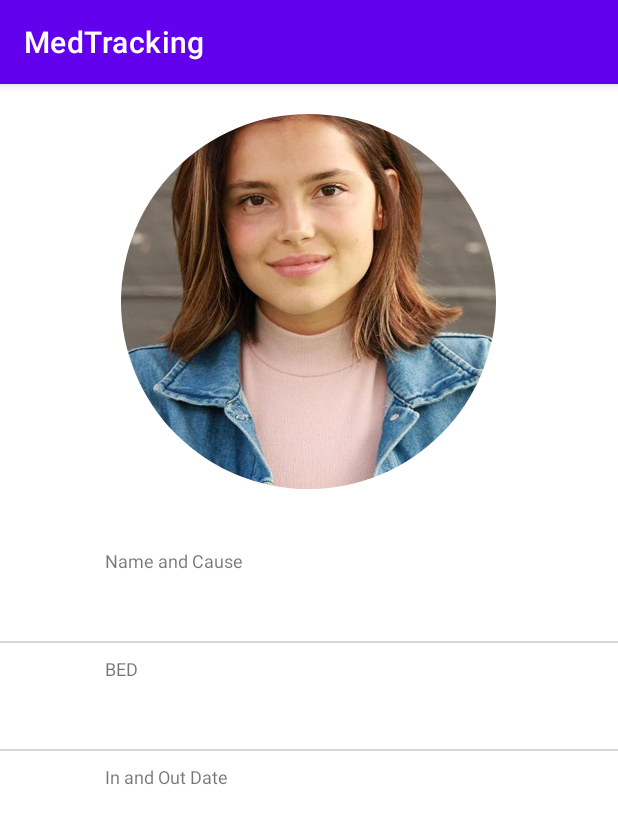
After one commit to coutooo/MedTracking, an Android app: the TarefaActivity screen opened directly, with no data from a screen before it, on a phone screen of 412 x 824 dp. The commit adds this screen. Shown: the top 824 px of the screen. Run offline under Robolectric (Android 15) with nearby library versions, the phone set to English and light mode, and no system bars; our stand-ins replace CircleImageView.

Commit message:
beds and pacients

```diff
--- a/phone/app/src/main/AndroidManifest.xml
+++ b/phone/app/src/main/AndroidManifest.xml
@@ -27,6 +27,12 @@
             android:name=".User.AllCategories"
             android:exported="false" />
         <activity
+            android:name=".User.BedsActivity"
+            android:exported="false" />
+        <activity
+            android:name=".User.TarefaActivity"
+            android:exported="false" />
+        <activity
             android:name=".MainActivity"
             android:exported="true">
             <intent-filter>
--- /dev/null
+++ b/phone/app/src/main/java/com/example/medtracking/User/TarefaActivity.java
@@ -0,0 +1,40 @@
+package com.example.medtracking.User;
+
+import android.content.Intent;
+import android.os.Bundle;
+
+import androidx.annotation.Nullable;
+import androidx.appcompat.app.AppCompatActivity;
+
+import com.example.medtracking.R;
+import com.example.medtracking.databinding.ActivityTarefasBinding;
+
+public class TarefaActivity extends AppCompatActivity {
+
+    ActivityTarefasBinding binding;
+
+    @Override
+    protected void onCreate(@Nullable Bundle savedInstanceState) {
+        super.onCreate(savedInstanceState);
+        binding = ActivityTarefasBinding.inflate(getLayoutInflater());
+        setContentView(binding.getRoot());
+
+        Intent intent = this.getIntent();
+
+        if (intent != null)
+        {
+            String bed = intent.getStringExtra("bed");
+            String nameAndCause = intent.getStringExtra("nameAndCause");
+            int imageId = intent.getIntExtra("imageid", R.drawable.indenavarrete);
+            String inAndout = intent.getStringExtra("inAndOut");
+
+            binding.bedN.setText(bed);
+            binding.nameAndCause.setText(nameAndCause);
+            binding.profileImage.setImageResource(imageId);
+            binding.inAndOut.setText(inAndout);
+
+
+
+        }
+    }
+}
--- a/phone/app/src/main/res/layout/activity_all_categories.xml
+++ b/phone/app/src/main/res/layout/activity_all_categories.xml
@@ -106,7 +106,7 @@
                     android:layout_height="wrap_content"
                     android:layout_alignParentRight="true"
                     android:padding="25dp"
-                    android:text="@string/medicamentos"
+                    android:text="@string/pacients"
                     android:textColor="@color/white"
                     android:textSize="30sp" />
 
--- /dev/null
+++ b/phone/app/src/main/res/layout/activity_tarefas.xml
@@ -0,0 +1,162 @@
+<?xml version="1.0" encoding="utf-8"?>
+<RelativeLayout xmlns:android="http://schemas.android.com/apk/res/android"
+    xmlns:app="http://schemas.android.com/apk/res-auto"
+    xmlns:tools="http://schemas.android.com/tools"
+    android:layout_width="match_parent"
+    android:layout_height="match_parent"
+    tools:context=".User.TarefaActivity">
+
+    <de.hdodenhof.circleimageview.CircleImageView
+        android:id="@+id/profile_image"
+        android:layout_width="250dp"
+        android:layout_height="250dp"
+        android:layout_centerHorizontal="true"
+        android:layout_marginTop="20dp"
+        android:src="@drawable/facebook_avatar" />
+
+    <TextView
+        android:id="@+id/scode_profile"
+        android:layout_width="wrap_content"
+        android:layout_height="wrap_content"
+        android:layout_centerHorizontal="true"
+        android:layout_below="@+id/profile_image"
+        android:layout_marginTop="10dp"
+        android:textColor="@color/black"
+        android:text="" />
+
+    <RelativeLayout
+        android:id="@+id/relative_name"
+        android:layout_width="match_parent"
+        android:layout_height="wrap_content"
+        android:clickable="true"
+        android:focusable="true"
+        android:background="?attr/selectableItemBackground"
+        android:layout_below="@+id/scode_profile"
+        android:paddingVertical="10dp">
+
+        <LinearLayout
+            android:layout_width="wrap_content"
+            android:layout_height="wrap_content"
+            android:orientation="vertical"
+            android:layout_marginStart="70dp">
+
+            <TextView
+                android:layout_width="wrap_content"
+                android:layout_height="wrap_content"
+                android:text="Name and Cause"
+                android:textSize="12sp"/>
+
+            <TextView
+                android:id="@+id/nameAndCause"
+                android:layout_width="wrap_content"
+                android:layout_height="wrap_content"
+                android:text="Chris Morris"
+                android:textSize="26sp"
+                android:textColor="@color/black"/>
+
+        </LinearLayout>
+
+    </RelativeLayout>
+
+
+    <RelativeLayout
+        android:id="@+id/relative_phone"
+        android:layout_width="match_parent"
+        android:layout_height="wrap_content"
+        android:layout_below="@+id/relative_name"
+        android:paddingVertical="10dp">
+
+
+        <LinearLayout
+            android:layout_width="wrap_content"
+            android:layout_height="wrap_content"
+            android:orientation="vertical"
+            android:layout_marginStart="70dp">
+
+            <TextView
+                android:layout_width="wrap_content"
+                android:layout_height="wrap_content"
+                android:text="BED"
+                android:textSize="12sp"/>
+
+            <TextView
+                android:id="@+id/bedN"
+                android:layout_width="wrap_content"
+                android:layout_height="wrap_content"
+                android:text="1"
+                android:textSize="26sp"
+                android:textColor="@color/black"/>
+
+        </LinearLayout>
+
+    </RelativeLayout>
+
+    <View
+        android:layout_below="@+id/relative_phone"
+        android:layout_width="match_parent"
+        android:layout_height="1dp"
+        android:background="@color/underline"/>
+
+
+
+    <View
+        android:layout_below="@+id/relative_name"
+        android:layout_width="match_parent"
+        android:layout_height="1dp"
+        android:background="@color/underline"/>
+
+
+    <RelativeLayout
+        android:id="@+id/relative_house_no"
+        android:layout_width="match_parent"
+        android:layout_height="wrap_content"
+        android:clickable="true"
+        android:focusable="true"
+        android:background="?attr/selectableItemBackground"
+        android:layout_below="@id/relative_phone"
+        android:paddingVertical="10dp">
+
+        <LinearLayout
+            android:layout_width="wrap_content"
+            android:layout_height="wrap_content"
+            android:orientation="vertical"
+            android:layout_marginStart="70dp">
+
+            <TextView
+                android:layout_width="wrap_content"
+                android:layout_height="wrap_content"
+                android:text="In and Out Date"
+                android:textSize="12sp"/>
+
+            <TextView
+                android:id="@+id/inAndOut"
+                android:layout_width="wrap_content"
+                android:layout_height="wrap_content"
+                android:text="date"
+                android:textSize="26sp"
+                android:textColor="@color/black"/>
+
+        </LinearLayout>
+
+
+    </RelativeLayout>
+
+
+
+
+
+
+
+
+
+
+
+
+
+
+
+
+
+
+
+</RelativeLayout>
--- a/phone/app/src/main/res/values/colors.xml
+++ b/phone/app/src/main/res/values/colors.xml
@@ -16,6 +16,8 @@
     <color name="followingBg">#49BEFF</color>
     <color name="grey">#E5E5E5</color>
 
+    <color name="underline">#D8D6D6</color>
+
     <color name="purple_200">#FFBB86FC</color>
     <color name="purple_500">#FF6200EE</color>
     <color name="purple_700">#FF3700B3</color>
--- a/phone/app/src/main/res/values/strings.xml
+++ b/phone/app/src/main/res/values/strings.xml
@@ -9,4 +9,6 @@
     <string name="Inventario">Inventario</string>
     <string name="Bluetooth">Bluetooth</string>
     <string name="information">Information</string>
+    <string name="Beds" />
+    <string name="pacients">Pacients</string>
 </resources>
```
Also changed, not shown: phone/app/build.gradle (+7 -0 lines), phone/app/src/main/java/com/example/medtracking/User/AllCategories.java (+22 -14 lines), phone/app/src/main/java/com/example/medtracking/User/BedsActivity.java (added, +58 -0 lines), phone/app/src/main/java/com/example/medtracking/User/ListAdapter.java (added, +53 -0 lines), phone/app/src/main/java/com/example/medtracking/User/Pacient.java (added, +14 -0 lines), phone/app/src/main/res/layout/beds_activity.xml (added, +14 -0 lines), phone/app/src/main/res/layout/list_item.xml (added, +59 -0 lines), phone/app/src/main/res/drawable/facebook_avatar.png (added), phone/app/src/main/res/drawable/indenavarrete.jpg (added).
